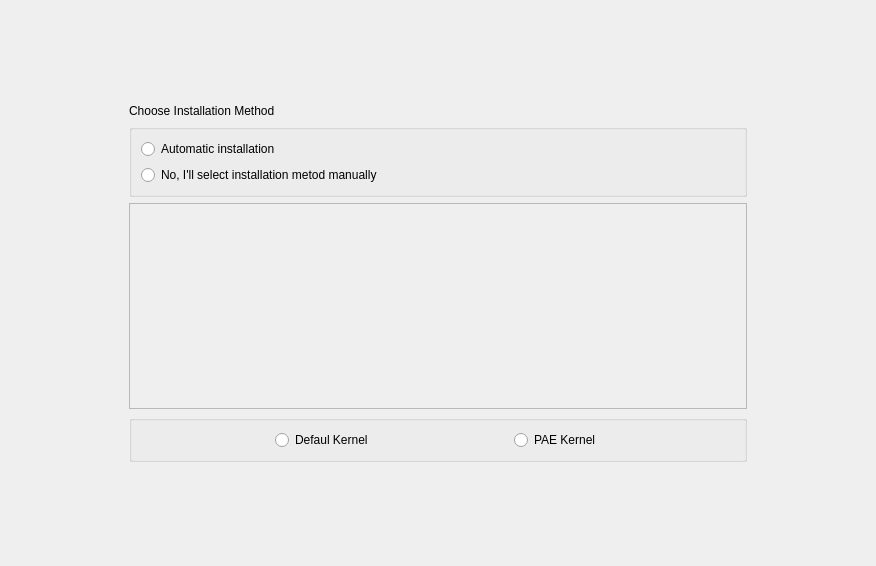
First picture: the form in yali4/gui/Ui/autoinstallationwidget.ui, repository dadas45li/yali, before the edit.
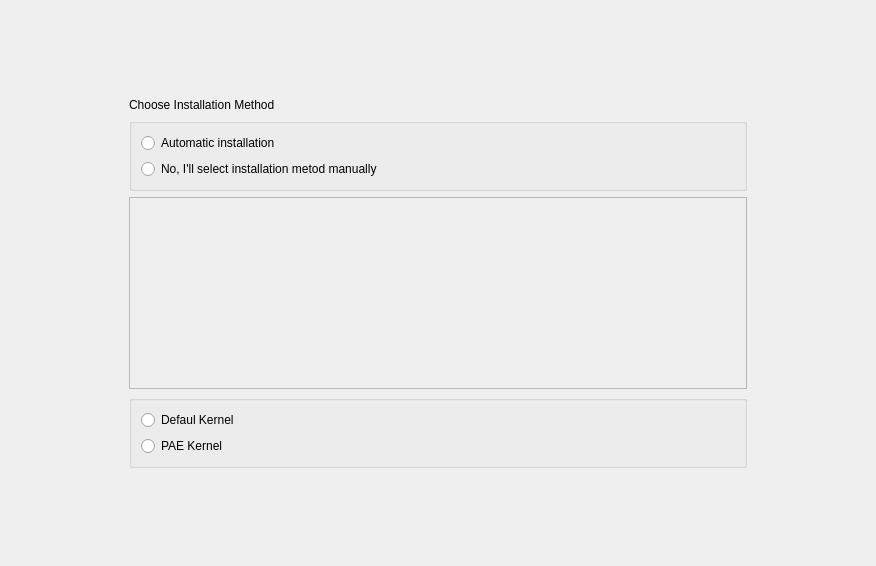
Second picture: the form after the edit.

Commit message: change kernel types orientation

```diff
--- a/yali4/gui/Ui/autoinstallationwidget.ui
+++ b/yali4/gui/Ui/autoinstallationwidget.ui
@@ -13,7 +13,7 @@
   <property name="windowTitle">
    <string>Form</string>
   </property>
-  <layout class="QGridLayout" name="gridLayout_2">
+  <layout class="QGridLayout" name="gridLayout_3">
    <item row="0" column="1">
     <spacer name="verticalSpacer_2">
      <property name="orientation">
@@ -61,7 +61,7 @@
     </spacer>
    </item>
    <item row="2" column="1">
-    <widget class="QGroupBox" name="groupBox">
+    <widget class="QGroupBox" name="installationMethodGroupBox">
      <property name="title">
       <string/>
      </property>
@@ -71,15 +71,15 @@
      <property name="flat">
       <bool>true</bool>
      </property>
-     <layout class="QVBoxLayout" name="verticalLayout">
-      <item>
+     <layout class="QGridLayout" name="gridLayout_2">
+      <item row="0" column="0">
        <widget class="QRadioButton" name="radioAutomatic">
         <property name="text">
          <string>Automatic installation</string>
         </property>
        </widget>
       </item>
-      <item>
+      <item row="1" column="0">
        <widget class="QRadioButton" name="radioManual">
         <property name="text">
          <string>No, I'll select installation metod manually</string>
@@ -100,7 +100,7 @@
     </widget>
    </item>
    <item row="4" column="1">
-    <widget class="QGroupBox" name="groupBox_2">
+    <widget class="QGroupBox" name="kernelTypeGroupBox">
      <property name="title">
       <string/>
      </property>
@@ -108,59 +108,20 @@
       <bool>true</bool>
      </property>
      <layout class="QGridLayout" name="gridLayout">
-      <item row="0" column="1">
+      <item row="0" column="0">
        <widget class="QRadioButton" name="radioDefaultKernel">
         <property name="text">
          <string>Defaul Kernel</string>
         </property>
        </widget>
       </item>
-      <item row="0" column="3">
+      <item row="1" column="0">
        <widget class="QRadioButton" name="radioPAEKernel">
         <property name="text">
          <string>PAE Kernel</string>
         </property>
        </widget>
       </item>
-      <item row="0" column="0">
-       <spacer name="horizontalSpacer">
-        <property name="orientation">
-         <enum>Qt::Horizontal</enum>
-        </property>
-        <property name="sizeHint" stdset="0">
-         <size>
-          <width>40</width>
-          <height>20</height>
-         </size>
-        </property>
-       </spacer>
-      </item>
-      <item row="0" column="4">
-       <spacer name="horizontalSpacer_4">
-        <property name="orientation">
-         <enum>Qt::Horizontal</enum>
-        </property>
-        <property name="sizeHint" stdset="0">
-         <size>
-          <width>40</width>
-          <height>20</height>
-         </size>
-        </property>
-       </spacer>
-      </item>
-      <item row="0" column="2">
-       <spacer name="horizontalSpacer_5">
-        <property name="orientation">
-         <enum>Qt::Horizontal</enum>
-        </property>
-        <property name="sizeHint" stdset="0">
-         <size>
-          <width>40</width>
-          <height>20</height>
-         </size>
-        </property>
-       </spacer>
-      </item>
      </layout>
     </widget>
    </item>
```
